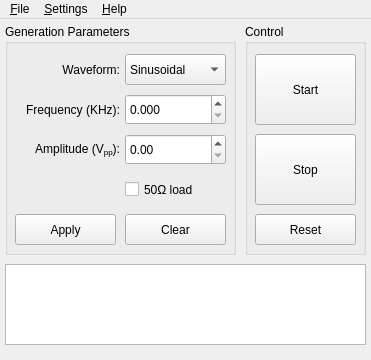
First picture: the form in src/mainwindow.ui, repository bloguetronica/gf1-gui, before the edit.
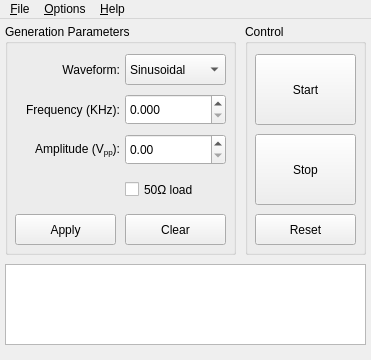
Second picture: the form after the edit. Icons and pictures are not drawn.

Patch:
```diff
--- a/src/mainwindow.ui
+++ b/src/mainwindow.ui
@@ -297,9 +297,9 @@
     </property>
     <addaction name="actionAbout"/>
    </widget>
-   <widget class="QMenu" name="menuSettings">
+   <widget class="QMenu" name="menuOptions">
     <property name="title">
-     <string>&amp;Settings</string>
+     <string>&amp;Options</string>
     </property>
     <addaction name="actionAutoApply"/>
     <addaction name="actionResetClear"/>
@@ -307,7 +307,7 @@
     <addaction name="actionSerial"/>
    </widget>
    <addaction name="menuFile"/>
-   <addaction name="menuSettings"/>
+   <addaction name="menuOptions"/>
    <addaction name="menuHelp"/>
   </widget>
   <action name="actionQuit">
```
Left out of the diff: 21 changed lines with no effect on the pictures.
